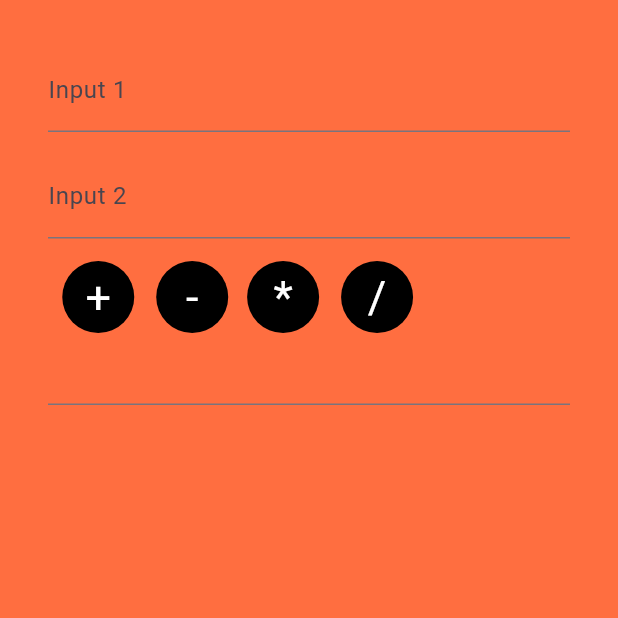
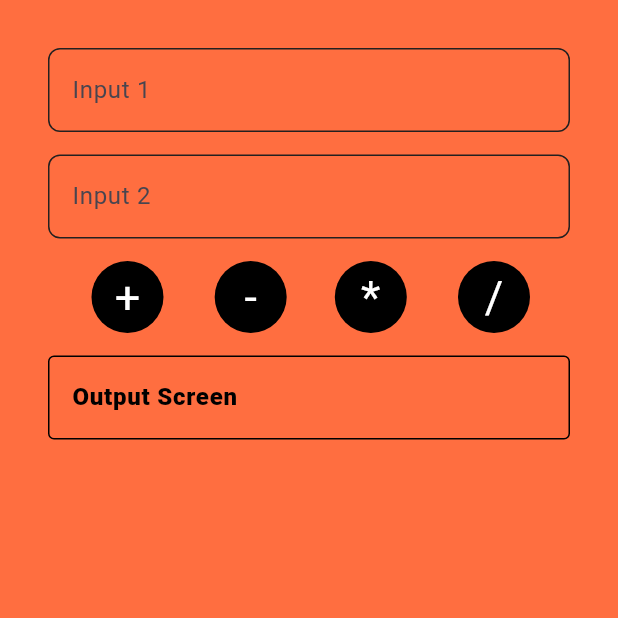
Before and after one commit to samrat12x/flutter-calculator-app, a Flutter app: the screen it shows after launch, on a phone screen of 412 x 824 dp, the top half of it. Run offline on Flutter 3.47's test engine with Material 3 defaults, Android fonts, the phone set to English and light mode, and no system bars.

Commit message:
fixed buttons orientation

```diff
--- a/lib/views/calculator_view.dart
+++ b/lib/views/calculator_view.dart
@@ -65,6 +65,12 @@ class _CalculatorViewState extends State<CalculatorView> {
             decoration: InputDecoration(
                 labelText: "Input 1",
                 errorText: errorMessage1,
+                errorStyle: const TextStyle(color: Colors.black),
+                enabledBorder: const OutlineInputBorder(
+                  borderSide:
+                      BorderSide(color: Color.fromARGB(255, 35, 32, 32)),
+                  borderRadius: BorderRadius.all(Radius.circular(8.0)),
+                )
 
                 // ... (your existing decoration properties)
                 ),
@@ -89,11 +95,19 @@ class _CalculatorViewState extends State<CalculatorView> {
             decoration: InputDecoration(
                 labelText: "Input 2",
                 errorText: errorMessage2,
+                errorStyle: const TextStyle(color: Colors.black),
+                enabledBorder: const OutlineInputBorder(
+                  borderSide:
+                      BorderSide(color: Color.fromARGB(255, 35, 32, 32)),
+                  borderRadius: BorderRadius.all(Radius.circular(8.0)),
+                )
+
                 // ... (your existing decoration properties)
                 ),
           ),
           const SizedBox(height: 15),
           Row(
+            mainAxisAlignment: MainAxisAlignment.spaceEvenly,
             children: [
               OutlinedButton(
                 style: outlineButtonStyle,
@@ -138,11 +152,26 @@ class _CalculatorViewState extends State<CalculatorView> {
               ),
             ],
           ),
+          const SizedBox(height: 15),
           TextField(
             showCursor: true,
             readOnly: true,
-            decoration:
-                InputDecoration(hintText: result == null ? '' : '$result'),
+            enabled: false,
+            decoration: InputDecoration(
+              hintText: result == null ? 'Output Screen' : '$result',
+//borders
+
+              disabledBorder: const OutlineInputBorder(
+                  borderSide: BorderSide(width: 1, color: Colors.black)),
+            ),
+            style: TextStyle(
+              fontWeight: FontWeight.w900,
+              foreground: Paint()
+                ..style = PaintingStyle.fill
+                ..color = Colors.black
+                ..strokeWidth = 2,
+              color: null,
+            ),
           ),
         ],
       ),
```
Lines whose indentation alone changed are shown as unchanged.
